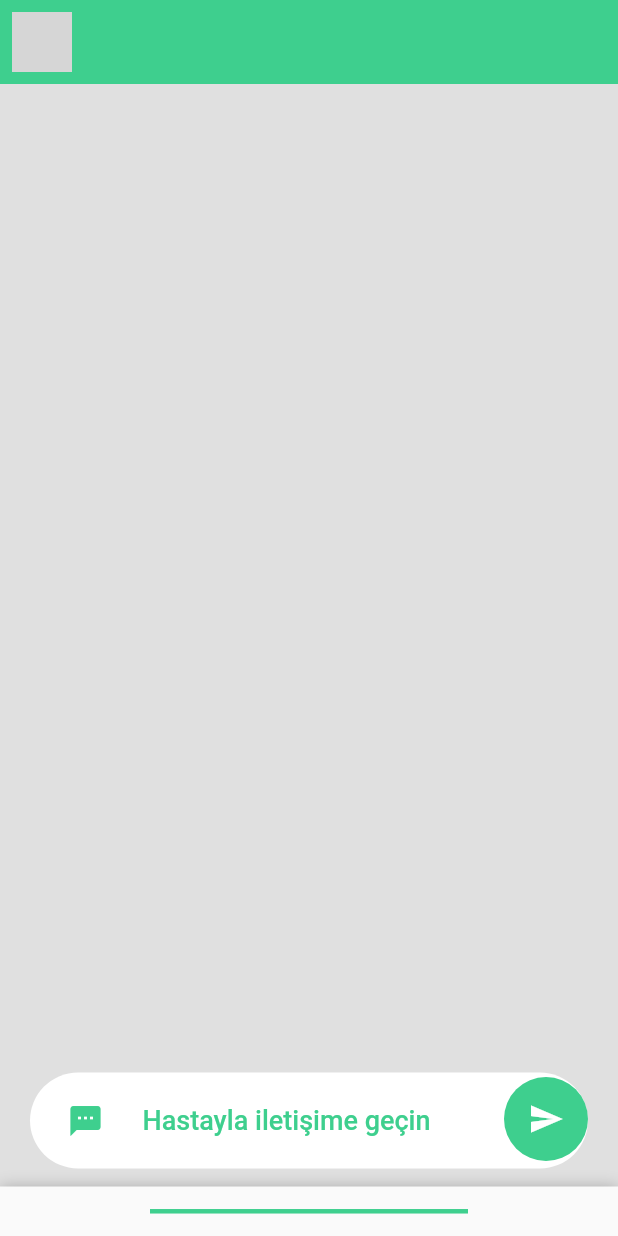
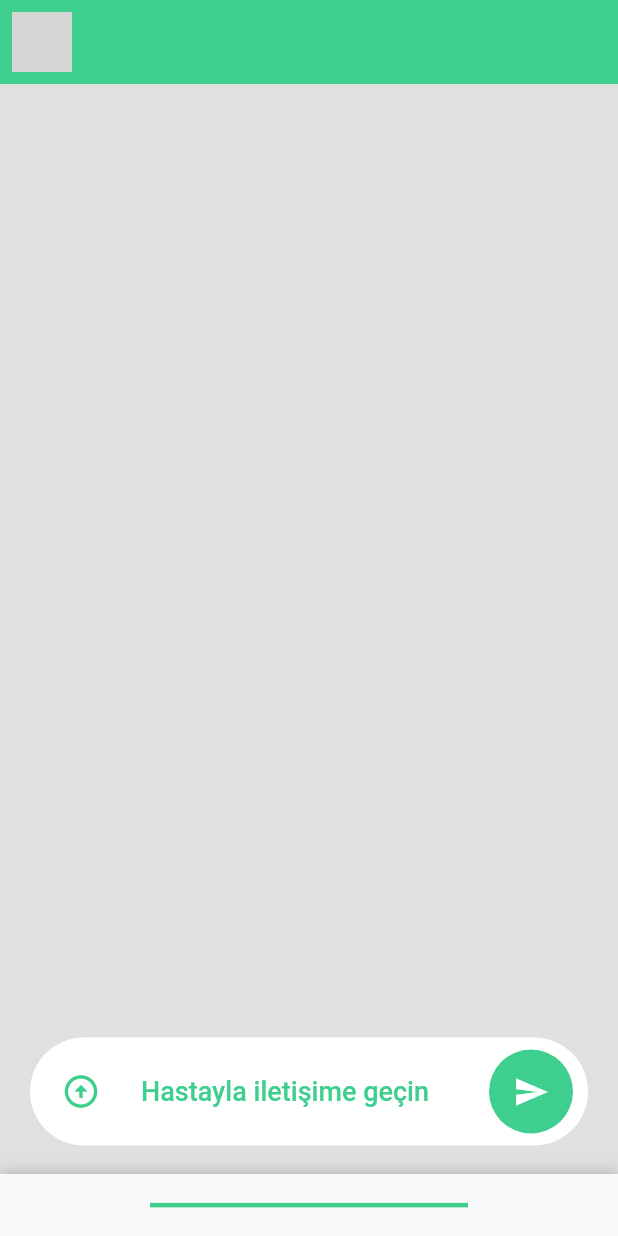
Before and after one commit to VPatient/VPatient, a Flutter app: the ChatSimulationScreen screen opened directly, on a phone screen of 412 x 824 dp. Run offline on Flutter 3.47's test engine with Material 2 defaults, Android fonts, the phone set to English and light mode, and no system bars; drawn by our look-alikes of sliding_up_panel; our stand-ins replace carousel_slider, firebase_core, flutter_native_splash, get, get_storage; missing offline and left inert: jwt_decode; accounts and stored records are empty; network calls fail; statements that could not run were skipped; grey boxes are pictures that could not be loaded.

Commit message:
VPTextField extended to add widget start and end.

```diff
--- a/lib/screens/chat_simulation/chat_simulation_view.dart
+++ b/lib/screens/chat_simulation/chat_simulation_view.dart
@@ -38,32 +38,19 @@ class ChatSimulationScreen extends StatelessWidget {
                 )),
           ),
           Align(
-            alignment: Alignment.bottomLeft,
+            alignment: Alignment.bottomCenter,
             child: Container(
-              margin: const EdgeInsets.only(bottom: 30),
+              margin: EdgeInsets.only(bottom: Get.size.height * 0.055),
               width: double.infinity,
               color: Colors.grey[300],
               child: VPTextField(
+                leadWidget: _dropDownMenu(),
+                trailWidget: _sendButton(),
                 text: "Hastayla iletişime geçin",
                 controller: _controller.chatController,
-                icon: Icons.sms,
+                enabled: false,
                 isObscured: false,
                 keyboardType: TextInputType.text,
-              ),
-            ),
-          ),
-          Align(
-            alignment: Alignment.bottomRight,
-            child: Container(
-              padding: const EdgeInsets.only(right: 20, bottom: 50),
-              child: FloatingActionButton(
-                onPressed: () => _controller.sendMessage(),
-                backgroundColor: VPColors.primaryColor,
-                elevation: 0,
-                child: const Icon(
-                  Icons.send,
-                  color: Colors.white,
-                ),
               ),
             ),
           ),
@@ -77,13 +64,14 @@ class ChatSimulationScreen extends StatelessWidget {
                   endIndent: 100,
                 ),
               ),
-              minHeight: Get.size.height * .04,
+              minHeight: Get.size.height * .05,
               maxHeight: Get.size.height * .9,
               panel: DefaultTabController(
                 length: 4,
                 child: Scaffold(
                     body: Padding(
-                  padding: const EdgeInsets.all(16.0),
+                  padding: const EdgeInsets.symmetric(
+                      vertical: 26.0, horizontal: 16),
                   child: Stack(
                     children: const [
                       Align(
@@ -118,6 +106,53 @@ class ChatSimulationScreen extends StatelessWidget {
               )),
         ],
       ),
+    );
+  }
+
+  FloatingActionButton _sendButton() {
+    return FloatingActionButton(
+      onPressed: () => _controller.sendMessage(),
+      backgroundColor: VPColors.primaryColor,
+      elevation: 0,
+      child: const Icon(
+        Icons.send,
+        color: Colors.white,
+      ),
+    );
+  }
+
+  PopupMenuButton<String> _dropDownMenu() {
+    return PopupMenuButton<String>(
+      color: Colors.white,
+      tooltip: "Hastayla iletişime geçmek için tıklayın.",
+      elevation: 0,
+      constraints: BoxConstraints(minWidth: Get.size.width),
+      shape: RoundedRectangleBorder(borderRadius: BorderRadius.circular(20)),
+      offset: const Offset(0, 0),
+      onSelected: (value) => _controller.chatController.text = value,
+      icon: const Icon(Icons.arrow_circle_up,
+          color: VPColors.primaryColor, size: 26),
+      itemBuilder: (context) {
+        return const <String>[
+          "Uzun cevaplara bir örnek olarak bu cevabı ekledik. Uzun cevaplar bu şekilde gözükecek o yüzden yazıyı olabildiğince uzun tutmaya çalışıyorum :D",
+          "Kısa Cevap",
+          "Uzun cevaplara bir örnek olarak bu cevabı ekledik. Uzun cevaplar bu şekilde gözükecek o yüzden yazıyı olabildiğince uzun tutmaya çalışıyorum :D",
+          "Kısa Cevap"
+        ]
+            .map(
+              (e) => PopupMenuItem<String>(
+                  value: e,
+                  child: Container(
+                    padding: const EdgeInsets.all(16),
+                    width: double.infinity,
+                    child: Text(e,
+                        overflow: TextOverflow.visible,
+                        style: Get.theme.textTheme.caption
+                            ?.copyWith(color: VPColors.primaryColor)),
+                  )),
+            )
+            .toList();
+      },
     );
   }
 
--- a/lib/screens/register/register_view.dart
+++ b/lib/screens/register/register_view.dart
@@ -30,9 +30,6 @@ class RegisterScreen extends StatelessWidget {
         child: Column(
           mainAxisAlignment: MainAxisAlignment.spaceEvenly,
           children: [
-            FractionallySizedBox(
-                widthFactor: 0.4,
-                child: Image.asset("assets/images/icons/vpatient-logo.png")),
             Column(
               children: [
                 VPTextField(
--- a/lib/widgets/vp_textfield.dart
+++ b/lib/widgets/vp_textfield.dart
@@ -7,20 +7,33 @@ class VPTextField extends StatelessWidget {
       required TextEditingController controller,
       required isObscured,
       icon,
+      leadWidget,
+      trailWidget,
+      enabled = true,
+      maxLines = 1,
       required text,
       required keyboardType})
       : _controller = controller,
         _isObscured = isObscured,
+        _leadWidget = leadWidget,
+        _trailWidget = trailWidget,
+        _isEnabled = enabled,
+        _text = text,
         _icon = icon,
-        _text = text,
+        _maxLines = maxLines,
         _keyboardType = keyboardType,
         super(key: key);
 
   final TextEditingController _controller;
   final bool _isObscured;
+  final String _text;
   final IconData? _icon;
-  final String _text;
   final TextInputType _keyboardType;
+  final bool _isEnabled;
+  final int _maxLines;
+
+  final Widget? _leadWidget;
+  final Widget? _trailWidget;
 
   @override
   Widget build(BuildContext context) {
@@ -29,8 +42,17 @@ class VPTextField extends StatelessWidget {
           color: Colors.white,
           borderRadius: BorderRadius.all(Radius.circular(50))),
       margin: const EdgeInsets.symmetric(horizontal: 20, vertical: 15),
-      padding: const EdgeInsets.symmetric(horizontal: 25, vertical: 8),
+      padding: const EdgeInsets.symmetric(horizontal: 10, vertical: 8),
+      child: Row(
+          mainAxisSize: MainAxisSize.max,
+          mainAxisAlignment: MainAxisAlignment.start,
+          children: [
+            _leadWidget ?? const SizedBox(width: 15),
+            Expanded(
               child: TextField(
+                maxLines: _maxLines,
+                textAlign: TextAlign.start,
+                enabled: _isEnabled,
                 keyboardType: _keyboardType,
                 style: Theme.of(context).textTheme.bodyText1,
                 obscureText: _isObscured,
@@ -38,14 +60,16 @@ class VPTextField extends StatelessWidget {
                 cursorColor: VPColors.primaryColor,
                 decoration: InputDecoration(
                     border: InputBorder.none,
-            contentPadding: const EdgeInsets.symmetric(horizontal: 10),
-            icon: Icon(
-              _icon,
+                    contentPadding: const EdgeInsets.symmetric(horizontal: 0),
+                    icon: Icon(_icon,
                         color: VPColors.primaryColor,
-            ),
+                        size: _icon == null ? 0 : 24),
                     hintText: _text,
                     hintStyle: Theme.of(context).textTheme.bodyText1),
               ),
+            ),
+            _trailWidget ?? Container()
+          ]),
     );
   }
 }
@@ -93,7 +117,6 @@ class _VpTextFieldState extends State<VpTextField> {
         decoration: InputDecoration(
             border: InputBorder.none,
             contentPadding: const EdgeInsets.symmetric(horizontal: 10),
-
             hintText: widget.hint,
             hintStyle: Theme.of(context).textTheme.bodyText1),
       ),
```
Also changed, not shown: lib/screens/patient_list/patient_list_view.dart (+2 -16 lines). Lines whose indentation alone changed are shown as unchanged.
